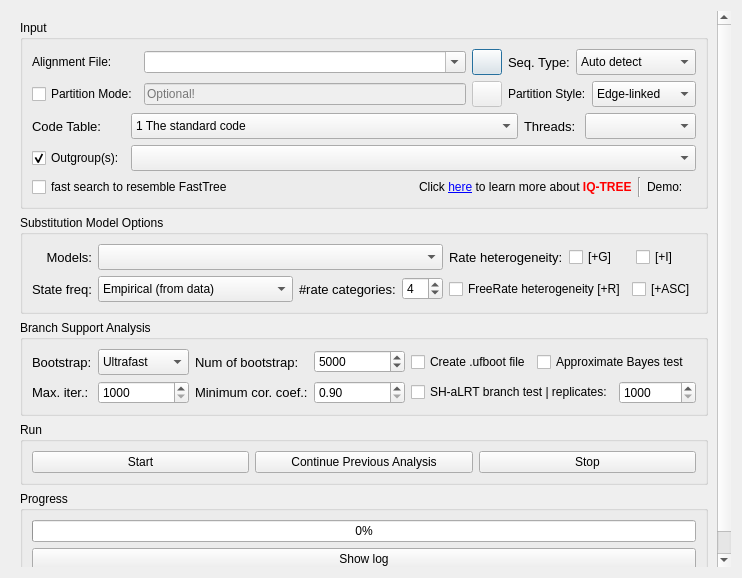
Qt form PhyloSuite/uifiles/IQ_TREE.ui (dongzhang0725/PhyloSuite) before a commit.
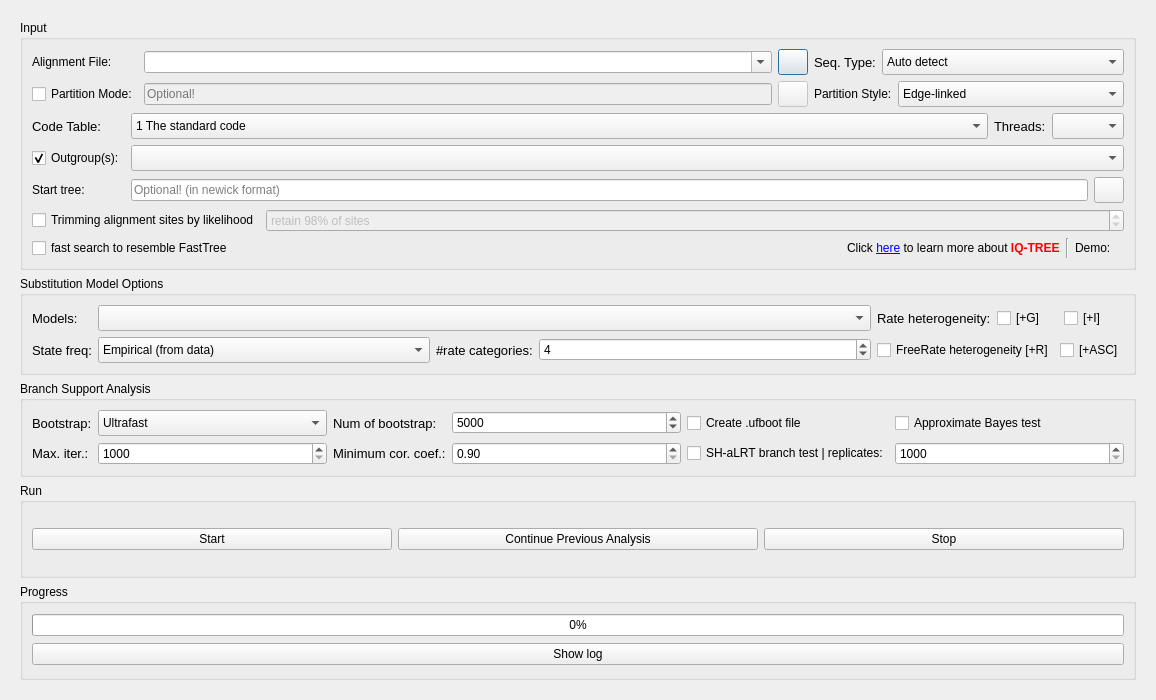
The same form after that commit. Icons and pictures are not drawn. Custom widgets are drawn as their Qt base class.

Patch:
```diff
--- a/PhyloSuite/uifiles/IQ_TREE.ui
+++ b/PhyloSuite/uifiles/IQ_TREE.ui
@@ -6,8 +6,8 @@
    <rect>
     <x>0</x>
     <y>0</y>
-    <width>742</width>
-    <height>578</height>
+    <width>1156</width>
+    <height>700</height>
    </rect>
   </property>
   <property name="windowTitle">
@@ -30,17 +30,17 @@
        <rect>
         <x>0</x>
         <y>0</y>
-        <width>724</width>
-        <height>560</height>
+        <width>1134</width>
+        <height>678</height>
        </rect>
       </property>
-      <layout class="QVBoxLayout" name="verticalLayout">
+      <layout class="QVBoxLayout" name="verticalLayout_2">
        <item>
         <widget class="QGroupBox" name="groupBox_4">
          <property name="title">
           <string>Input</string>
          </property>
-         <layout class="QVBoxLayout" name="verticalLayout_2">
+         <layout class="QVBoxLayout" name="verticalLayout">
           <item>
            <layout class="QHBoxLayout" name="horizontalLayout_6" stretch="5,2">
             <item>
@@ -264,20 +264,8 @@
            </layout>
           </item>
           <item>
-           <layout class="QGridLayout" name="gridLayout_4" columnstretch="1,7,1,2" columnminimumwidth="0,0,0,0">
-            <item row="0" column="0">
-             <widget class="QLabel" name="label_22">
-              <property name="font">
-               <font>
-                <pointsize>10</pointsize>
-               </font>
-              </property>
-              <property name="text">
-               <string>Code Table:</string>
-              </property>
-             </widget>
-            </item>
-            <item row="0" column="1">
+           <layout class="QGridLayout" name="gridLayout_4">
+            <item row="0" column="2">
              <widget class="QComboBox" name="comboBox_9">
               <property name="sizePolicy">
                <sizepolicy hsizetype="Expanding" vsizetype="Fixed">
@@ -392,7 +380,7 @@
               </item>
              </widget>
             </item>
-            <item row="0" column="2">
+            <item row="0" column="3">
              <widget class="QLabel" name="label_27">
               <property name="font">
                <font>
@@ -407,7 +395,7 @@
               </property>
              </widget>
             </item>
-            <item row="0" column="3">
+            <item row="0" column="4" colspan="2">
              <widget class="QComboBox" name="comboBox_6">
               <property name="sizePolicy">
                <sizepolicy hsizetype="Expanding" vsizetype="Fixed">
@@ -423,7 +411,7 @@
               </property>
              </widget>
             </item>
-            <item row="1" column="0">
+            <item row="1" column="0" colspan="2">
              <widget class="QCheckBox" name="checkBox_9">
               <property name="text">
                <string>Outgroup(s):</string>
@@ -433,7 +421,67 @@
               </property>
              </widget>
             </item>
-            <item row="1" column="1" colspan="3">
+            <item row="2" column="5">
+             <widget class="QPushButton" name="pushButton_4">
+              <property name="sizePolicy">
+               <sizepolicy hsizetype="Fixed" vsizetype="Fixed">
+                <horstretch>0</horstretch>
+                <verstretch>0</verstretch>
+               </sizepolicy>
+              </property>
+              <property name="minimumSize">
+               <size>
+                <width>30</width>
+                <height>26</height>
+               </size>
+              </property>
+              <property name="maximumSize">
+               <size>
+                <width>30</width>
+                <height>26</height>
+               </size>
+              </property>
+              <property name="styleSheet">
+               <string notr="true"/>
+              </property>
+              <property name="text">
+               <string/>
+              </property>
+             </widget>
+            </item>
+            <item row="0" column="0" colspan="2">
+             <widget class="QLabel" name="label_22">
+              <property name="font">
+               <font>
+                <pointsize>10</pointsize>
+               </font>
+              </property>
+              <property name="text">
+               <string>Code Table:</string>
+              </property>
+             </widget>
+            </item>
+            <item row="2" column="2" colspan="3">
+             <widget class="InputQLineEdit" name="lineEdit_2">
+              <property name="cursor">
+               <cursorShape>ArrowCursor</cursorShape>
+              </property>
+              <property name="readOnly">
+               <bool>true</bool>
+              </property>
+              <property name="placeholderText">
+               <string>Optional! (in newick format)</string>
+              </property>
+             </widget>
+            </item>
+            <item row="2" column="0" colspan="2">
+             <widget class="QLabel" name="label_6">
+              <property name="text">
+               <string>Start tree:</string>
+              </property>
+             </widget>
+            </item>
+            <item row="1" column="2" colspan="4">
              <widget class="CheckableComboBox" name="comboBox_10">
               <property name="sizePolicy">
                <sizepolicy hsizetype="Expanding" vsizetype="Fixed">
@@ -451,6 +499,42 @@
             </item>
            </layout>
           </item>
+          <item>
+           <layout class="QHBoxLayout" name="horizontalLayout_5">
+            <item>
+             <widget class="QCheckBox" name="checkBox_11">
+              <property name="text">
+               <string>Trimming alignment sites by likelihood</string>
+              </property>
+             </widget>
+            </item>
+            <item>
+             <widget class="QSpinBox" name="spinBox_2">
+              <property name="enabled">
+               <bool>false</bool>
+              </property>
+              <property name="sizePolicy">
+               <sizepolicy hsizetype="Expanding" vsizetype="Fixed">
+                <horstretch>0</horstretch>
+                <verstretch>0</verstretch>
+               </sizepolicy>
+              </property>
+              <property name="suffix">
+               <string>% of sites</string>
+              </property>
+              <property name="prefix">
+               <string>retain </string>
+              </property>
+              <property name="maximum">
+               <number>100</number>
+              </property>
+              <property name="value">
+               <number>98</number>
+              </property>
+             </widget>
+            </item>
+           </layout>
+          </item>
           <item>
            <layout class="QHBoxLayout" name="horizontalLayout_3">
             <item>
@@ -536,7 +620,7 @@
              <string>Models:</string>
             </property>
             <property name="alignment">
-             <set>Qt::AlignRight|Qt::AlignTrailing|Qt::AlignVCenter</set>
+             <set>Qt::AlignLeading|Qt::AlignLeft|Qt::AlignVCenter</set>
             </property>
            </widget>
           </item>
@@ -643,6 +727,12 @@
           </item>
           <item row="1" column="3">
            <widget class="QSpinBox" name="spinBox">
+            <property name="sizePolicy">
+             <sizepolicy hsizetype="Expanding" vsizetype="Fixed">
+              <horstretch>0</horstretch>
+              <verstretch>0</verstretch>
+             </sizepolicy>
+            </property>
             <property name="minimum">
              <number>2</number>
             </property>
@@ -705,6 +795,8 @@
          <property name="title">
           <string>Branch Support Analysis</string>
          </property>
+         <layout class="QVBoxLayout" name="verticalLayout_3">
+          <item>
          <layout class="QGridLayout" name="gridLayout_3">
           <item row="0" column="0">
            <widget class="QLabel" name="label_30">
@@ -721,19 +813,35 @@
             </property>
            </widget>
           </item>
-          <item row="1" column="0">
-           <widget class="QLabel" name="label_36">
-            <property name="font">
-             <font>
-              <pointsize>10</pointsize>
-             </font>
-            </property>
-            <property name="toolTip">
-             <string>Maximum iterations</string>
-            </property>
+            <item row="0" column="1">
+             <widget class="QComboBox" name="comboBox_8">
+              <property name="sizePolicy">
+               <sizepolicy hsizetype="Expanding" vsizetype="Fixed">
+                <horstretch>0</horstretch>
+                <verstretch>0</verstretch>
+               </sizepolicy>
+              </property>
+              <property name="minimumSize">
+               <size>
+                <width>13</width>
+                <height>26</height>
+               </size>
+              </property>
+              <item>
             <property name="text">
-             <string>Max. iter.:</string>
-            </property>
+                <string>Ultrafast</string>
+               </property>
+              </item>
+              <item>
+               <property name="text">
+                <string>Standard</string>
+               </property>
+              </item>
+              <item>
+               <property name="text">
+                <string>None</string>
+               </property>
+              </item>
            </widget>
           </item>
           <item row="0" column="2">
@@ -770,19 +878,6 @@
             </property>
            </widget>
           </item>
-          <item row="1" column="4" colspan="2">
-           <widget class="QCheckBox" name="checkBox_6">
-            <property name="enabled">
-             <bool>true</bool>
-            </property>
-            <property name="text">
-             <string>SH-aLRT branch test | replicates:</string>
-            </property>
-            <property name="checked">
-             <bool>false</bool>
-            </property>
-           </widget>
-          </item>
           <item row="0" column="4">
            <widget class="QCheckBox" name="checkBox_5">
             <property name="enabled">
@@ -799,66 +894,50 @@
             </property>
            </widget>
           </item>
-          <item row="1" column="1">
-           <widget class="QSpinBox" name="spinBox_4">
-            <property name="sizePolicy">
-             <sizepolicy hsizetype="Expanding" vsizetype="Fixed">
-              <horstretch>0</horstretch>
-              <verstretch>0</verstretch>
-             </sizepolicy>
-            </property>
-            <property name="toolTip">
-             <string>Maximum iterations</string>
-            </property>
-            <property name="minimum">
-             <number>1000</number>
-            </property>
-            <property name="maximum">
-             <number>100000000</number>
-            </property>
-            <property name="singleStep">
-             <number>100</number>
-            </property>
-           </widget>
-          </item>
-          <item row="0" column="1">
-           <widget class="QComboBox" name="comboBox_8">
-            <property name="sizePolicy">
-             <sizepolicy hsizetype="Expanding" vsizetype="Fixed">
-              <horstretch>0</horstretch>
-              <verstretch>0</verstretch>
-             </sizepolicy>
-            </property>
-            <property name="minimumSize">
-             <size>
-              <width>13</width>
-              <height>26</height>
-             </size>
-            </property>
-            <item>
-             <property name="text">
-              <string>Ultrafast</string>
-             </property>
-            </item>
-            <item>
-             <property name="text">
-              <string>Standard</string>
-             </property>
-            </item>
-            <item>
-             <property name="text">
-              <string>None</string>
-             </property>
-            </item>
-           </widget>
-          </item>
-          <item row="0" column="5" colspan="2">
+            <item row="0" column="5">
            <widget class="QCheckBox" name="checkBox_7">
             <property name="text">
              <string>Approximate Bayes test</string>
             </property>
            </widget>
           </item>
+            <item row="1" column="0">
+             <widget class="QLabel" name="label_36">
+              <property name="font">
+               <font>
+                <pointsize>10</pointsize>
+               </font>
+              </property>
+              <property name="toolTip">
+               <string>Maximum iterations</string>
+              </property>
+              <property name="text">
+               <string>Max. iter.:</string>
+              </property>
+             </widget>
+            </item>
+            <item row="1" column="1">
+             <widget class="QSpinBox" name="spinBox_4">
+              <property name="sizePolicy">
+               <sizepolicy hsizetype="Expanding" vsizetype="Fixed">
+                <horstretch>0</horstretch>
+                <verstretch>0</verstretch>
+               </sizepolicy>
+              </property>
+              <property name="toolTip">
+               <string>Maximum iterations</string>
+              </property>
+              <property name="minimum">
+               <number>1000</number>
+              </property>
+              <property name="maximum">
+               <number>100000000</number>
+              </property>
+              <property name="singleStep">
+               <number>100</number>
+              </property>
+             </widget>
+            </item>
           <item row="1" column="2">
            <widget class="QLabel" name="label_37">
             <property name="font">
@@ -874,28 +953,6 @@
             </property>
            </widget>
           </item>
-          <item row="1" column="6" colspan="2">
-           <widget class="QSpinBox" name="spinBox_5">
-            <property name="sizePolicy">
-             <sizepolicy hsizetype="Expanding" vsizetype="Fixed">
-              <horstretch>0</horstretch>
-              <verstretch>0</verstretch>
-             </sizepolicy>
-            </property>
-            <property name="toolTip">
-             <string/>
-            </property>
-            <property name="minimum">
-             <number>1000</number>
-            </property>
-            <property name="maximum">
-             <number>100000000</number>
-            </property>
-            <property name="singleStep">
-             <number>100</number>
-            </property>
-           </widget>
-          </item>
           <item row="1" column="3">
            <widget class="QDoubleSpinBox" name="doubleSpinBox">
             <property name="sizePolicy">
@@ -918,6 +975,43 @@
             </property>
            </widget>
           </item>
+            <item row="1" column="4">
+             <widget class="QCheckBox" name="checkBox_6">
+              <property name="enabled">
+               <bool>true</bool>
+              </property>
+              <property name="text">
+               <string>SH-aLRT branch test | replicates:</string>
+              </property>
+              <property name="checked">
+               <bool>false</bool>
+              </property>
+             </widget>
+            </item>
+            <item row="1" column="5">
+             <widget class="QSpinBox" name="spinBox_5">
+              <property name="sizePolicy">
+               <sizepolicy hsizetype="Expanding" vsizetype="Fixed">
+                <horstretch>0</horstretch>
+                <verstretch>0</verstretch>
+               </sizepolicy>
+              </property>
+              <property name="toolTip">
+               <string/>
+              </property>
+              <property name="minimum">
+               <number>1000</number>
+              </property>
+              <property name="maximum">
+               <number>100000000</number>
+              </property>
+              <property name="singleStep">
+               <number>100</number>
+              </property>
+             </widget>
+            </item>
+           </layout>
+          </item>
          </layout>
         </widget>
        </item>
```
Left out of the diff: 56 changed lines with no effect on the pictures. Lines whose indentation alone changed are shown as unchanged.
